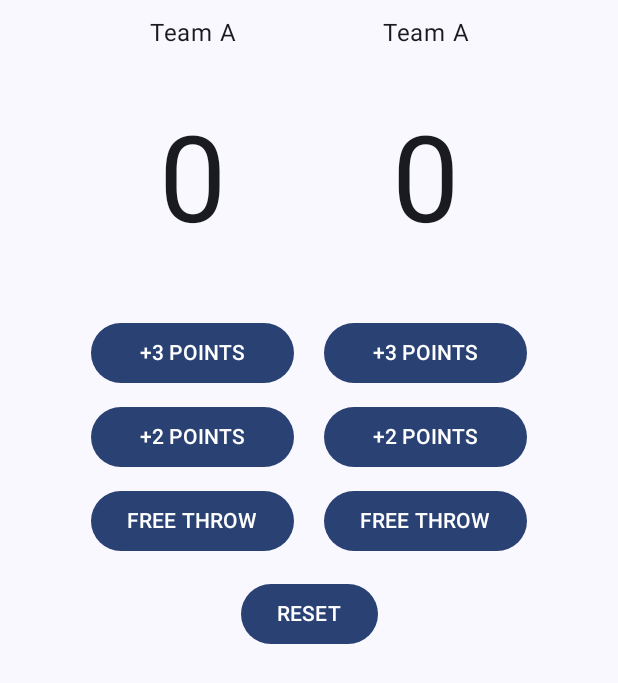
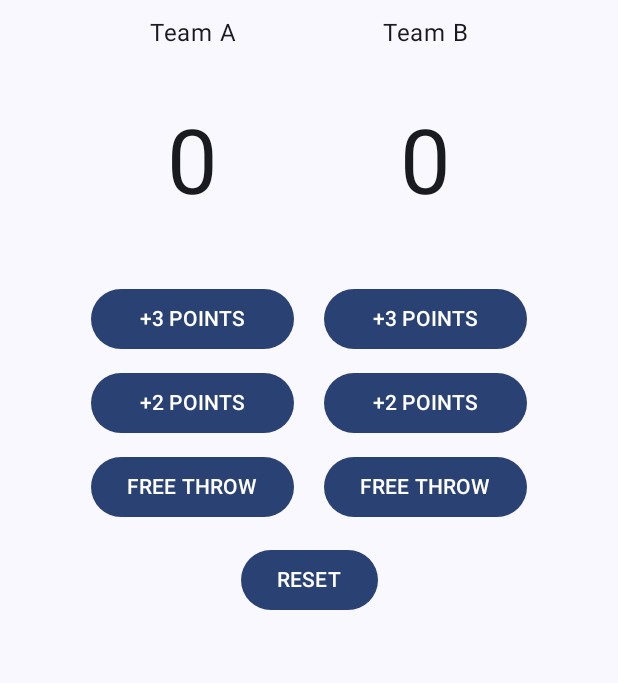
Before and after one commit to judithmarg/app-movil-basic, an Android app built with Jetpack Compose: the screen it shows after launch (CourCounterActivity), on a phone screen of 412 x 824 dp. Shown: the top 683 px of the screen. Run offline under Robolectric (Android 15) with nearby library versions, the phone set to English and light mode, and no system bars.

Commit message:
add functionality for court counter

```diff
--- a/app/src/main/java/com/example/myapplication/CourCounterActivity.kt
+++ b/app/src/main/java/com/example/myapplication/CourCounterActivity.kt
@@ -16,12 +16,17 @@ import androidx.compose.material3.Button
 import androidx.compose.material3.Scaffold
 import androidx.compose.material3.Text
 import androidx.compose.runtime.Composable
+import androidx.compose.runtime.getValue
+import androidx.compose.runtime.mutableIntStateOf
+import androidx.compose.runtime.remember
+import androidx.compose.runtime.setValue
 import androidx.compose.ui.Alignment
 import androidx.compose.ui.Modifier
 import androidx.compose.ui.text.style.TextAlign
 import androidx.compose.ui.unit.dp
 import androidx.compose.ui.unit.sp
 import com.example.myapplication.ui.theme.AppTheme
+import kotlin.random.Random
 
 class CourCounterActivity : ComponentActivity() {
     override fun onCreate(savedInstanceState: Bundle?) {
@@ -41,6 +46,8 @@ class CourCounterActivity : ComponentActivity() {
 
 @Composable
 fun CounterAll(modifier: Modifier) {
+    var numInitA by remember { mutableIntStateOf(0) }
+    var numInitB by remember { mutableIntStateOf(0) }
     Column (modifier=modifier.fillMaxSize(), horizontalAlignment = Alignment.CenterHorizontally) {
         Row (
             modifier = modifier
@@ -48,40 +55,42 @@ fun CounterAll(modifier: Modifier) {
             horizontalArrangement = Arrangement.Center,
             verticalAlignment = Alignment.CenterVertically
         ){
-            Counter(modifier)
-            Counter(modifier)
+            Counter(modifier, numInitA, "Team A", onChange = {numInitA = it})
+            Counter(modifier, numInitB, "Team B", onChange = {numInitB = it})
         }
-        Button(onClick = { /*TODO*/ }) {
+        Button(onClick = { numInitA=0; numInitB=0 }) {
             Text(text = "RESET")
         }
     }
 }
 
 @Composable
-fun Counter(modifier: Modifier) {
+fun Counter(modifier: Modifier, lastNumber: Int, teamName: String, onChange : (Int) -> Unit) {
     Column (
         modifier = modifier
             .padding(10.dp)
             .width(IntrinsicSize.Max)
     ){
-        Text(text = "Team A", textAlign = TextAlign.Center, modifier=Modifier.fillMaxWidth())
-        Text(text = "0",
+        Text(text = teamName, textAlign = TextAlign.Center, modifier=Modifier.fillMaxWidth())
+        Text(text = "$lastNumber",
             textAlign = TextAlign.Center,
-            fontSize = 80.sp,
-            modifier=Modifier.fillMaxWidth().padding(vertical = 40.dp))
-        Button(onClick = { /*TODO*/ },
+            fontSize = 60.sp,
+            modifier= Modifier
+                .fillMaxWidth()
+                .padding(vertical = 40.dp))
+        Button(onClick = { onChange(lastNumber + 3) },
             modifier = Modifier
                 .fillMaxWidth()
                 .padding(vertical = 4.dp)) {
             Text(text = "+3 POINTS")
         }
-        Button(onClick = { /*TODO*/ },
+        Button(onClick = { onChange(lastNumber + 2) },
             modifier = Modifier
                 .fillMaxWidth()
                 .padding(vertical = 4.dp)) {
             Text(text = "+2 POINTS")
         }
-        Button(onClick = { /*TODO*/ },
+        Button(onClick = { onChange(lastNumber + Random.nextInt(0,20)) },
             modifier = Modifier
                 .fillMaxWidth()
                 .padding(vertical = 4.dp)) {
```
Also changed, not shown: 1 other file.
